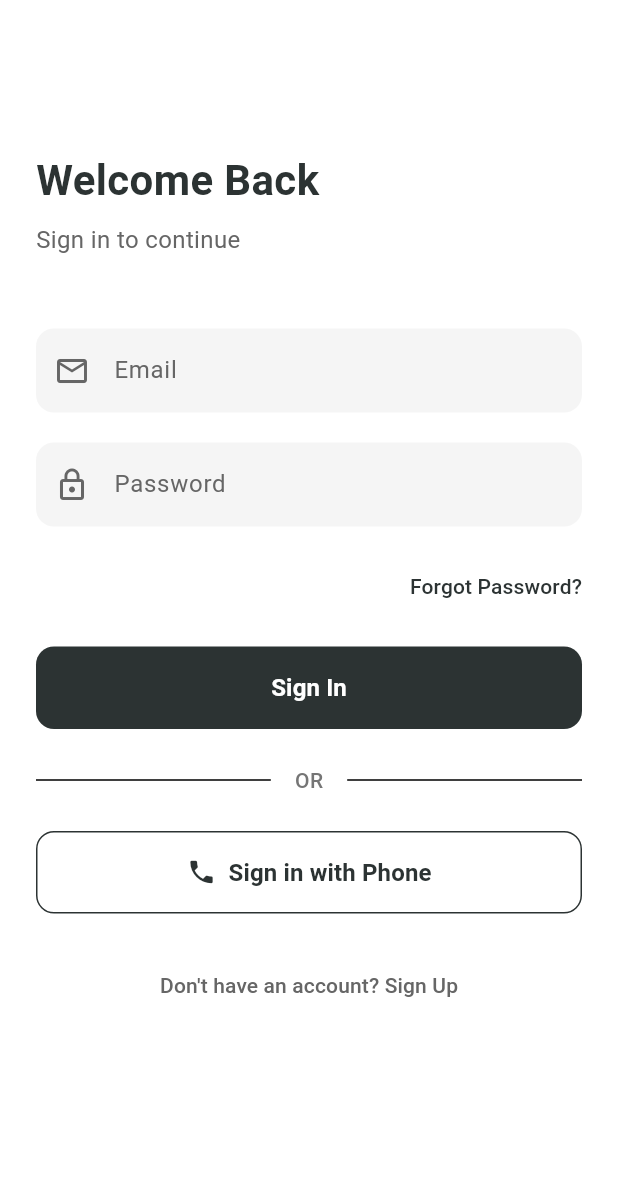
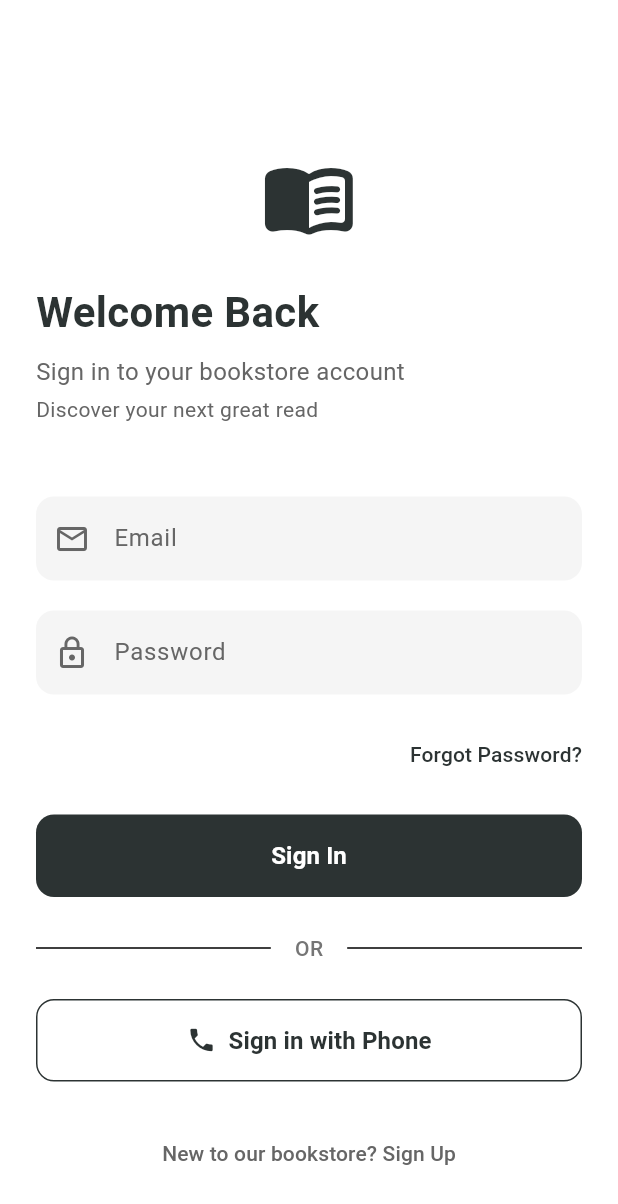
Before and after one commit to SahandMohammed/pertukekem, a Flutter app: the screen it shows after launch, on a phone screen of 412 x 824 dp. Shown: the top 1204 px of the screen. Run offline on Flutter 3.47's test engine with Material 3 defaults, Android fonts, the phone set to English and light mode, and no system bars; our stand-ins replace cloud_firestore, country_picker, file_picker, firebase_ai, firebase_auth, firebase_core and 8 more; missing offline and left inert: flutter_pdfview; accounts and stored records are empty.

Commit message:
feat: Enhance login screen with bookstore branding and welcoming messages

```diff
--- a/lib/features/authentication/view/login_screen.dart
+++ b/lib/features/authentication/view/login_screen.dart
@@ -101,6 +101,13 @@ class _LoginScreenState extends State<LoginScreen> {
               crossAxisAlignment: CrossAxisAlignment.stretch,
               children: [
                 const SizedBox(height: 60),
+                // Book icon to indicate this is a bookstore app
+                const Icon(
+                  Icons.menu_book_rounded,
+                  size: 64,
+                  color: Color(0xFF2C3333),
+                ),
+                const SizedBox(height: 24),
                 const Text(
                   'Welcome Back',
                   style: TextStyle(
@@ -111,8 +118,13 @@ class _LoginScreenState extends State<LoginScreen> {
                 ),
                 const SizedBox(height: 8),
                 const Text(
-                  'Sign in to continue',
+                  'Sign in to your bookstore account',
                   style: TextStyle(fontSize: 16, color: Color(0xFF666666)),
+                ),
+                const SizedBox(height: 4),
+                const Text(
+                  'Discover your next great read',
+                  style: TextStyle(fontSize: 14, color: Color(0xFF666666)),
                 ),
                 const SizedBox(height: 48),
                 TextFormField(
@@ -305,7 +317,7 @@ class _LoginScreenState extends State<LoginScreen> {
                     foregroundColor: const Color(0xFF666666),
                   ),
                   child: const Text(
-                    'Don\'t have an account? Sign Up',
+                    'New to our bookstore? Sign Up',
                     style: TextStyle(fontSize: 14),
                   ),
                 ),
```
